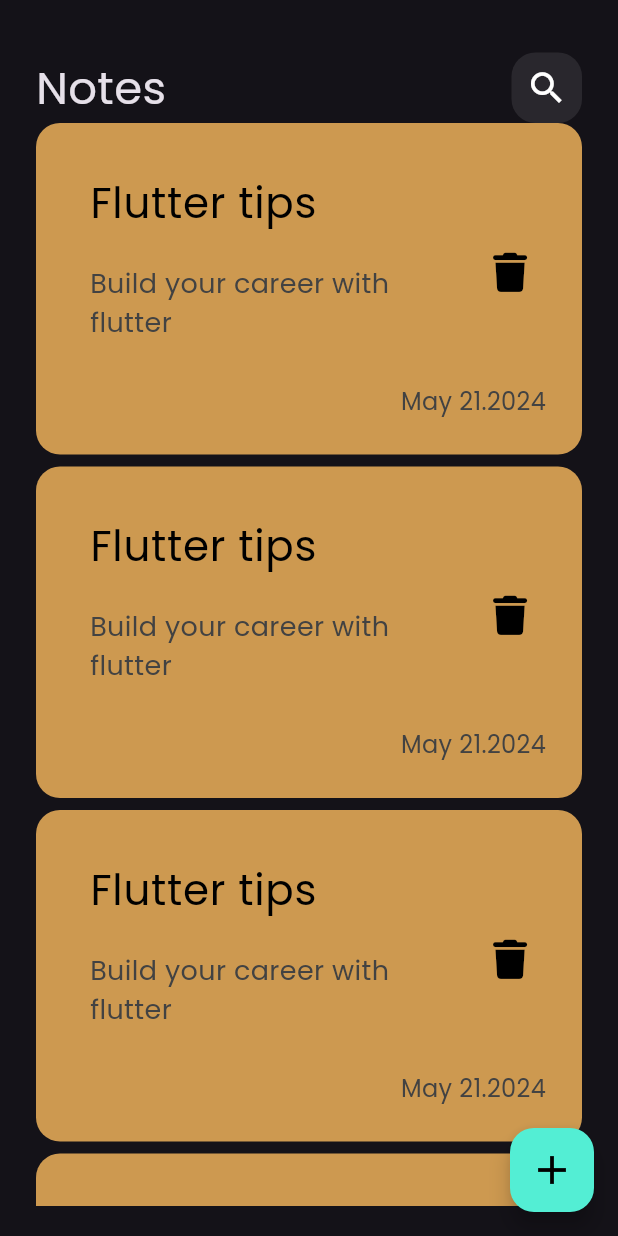
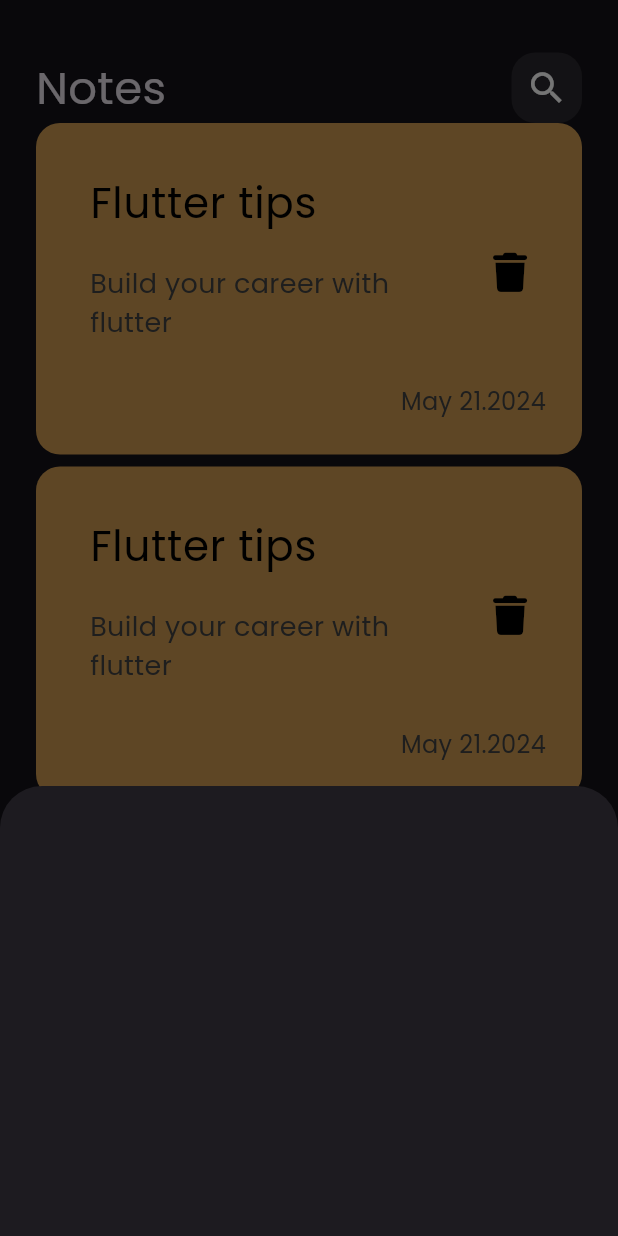
Before and after one commit to FlutterSmith/notes_app, a Flutter app: the screen it shows after launch, after a tap on the "add" icon, on a phone screen of 412 x 824 dp. Run offline on Flutter 3.47's test engine with Material 3 defaults, Android fonts, the phone set to English and light mode, and no system bars; our stand-ins replace font_awesome_flutter.

Commit message:
show modal buttom sheet

```diff
--- a/lib/views/notes_view.dart
+++ b/lib/views/notes_view.dart
@@ -1,4 +1,5 @@
 import 'package:flutter/material.dart';
+import 'package:note_app/widgets/custom_action_button.dart';
 import 'package:note_app/widgets/notes_view_body.dart';
 
 class NotesView extends StatelessWidget {
@@ -6,19 +7,9 @@ class NotesView extends StatelessWidget {
 
   @override
   Widget build(BuildContext context) {
-    return Scaffold(
-      floatingActionButton: FloatingActionButton(
-        backgroundColor: const Color(
-          0xff53EED4,
-        ),
-        onPressed: () {},
-        child: const Icon(
-          Icons.add,
-          size: 32,
-          color: Colors.black,
-        ),
-      ),
-      body: const NotesViewBody(),
+    return const Scaffold(
+      floatingActionButton: CustomActionButton(),
+      body: NotesViewBody(),
     );
   }
 }
--- /dev/null
+++ b/lib/widgets/add_note_buttom_sheet.dart
@@ -0,0 +1,15 @@
+import 'package:flutter/material.dart';
+
+class AddNoteButtomSheet extends StatelessWidget {
+  const AddNoteButtomSheet({
+    super.key,
+  });
+
+  @override
+  Widget build(BuildContext context) {
+    return Container(
+      height: 300,
+      child: Center(),
+    );
+  }
+}
--- /dev/null
+++ b/lib/widgets/custom_action_button.dart
@@ -0,0 +1,37 @@
+import 'package:flutter/material.dart';
+import 'package:note_app/widgets/add_note_buttom_sheet.dart';
+
+class CustomActionButton extends StatelessWidget {
+  const CustomActionButton({
+    super.key,
+  });
+
+  @override
+  Widget build(BuildContext context) {
+    return FloatingActionButton(
+      shape: const RoundedRectangleBorder(
+        borderRadius: BorderRadius.all(
+          Radius.circular(
+            32,
+          ),
+        ),
+      ),
+      backgroundColor: const Color(
+        0xff53EED4,
+      ),
+      onPressed: () {
+        showModalBottomSheet(
+          context: context,
+          builder: (context) {
+            return  AddNoteButtomSheet();
+          },
+        );
+      },
+      child: const Icon(
+        Icons.add,
+        size: 30,
+        color: Colors.black,
+      ),
+    );
+  }
+}
```
